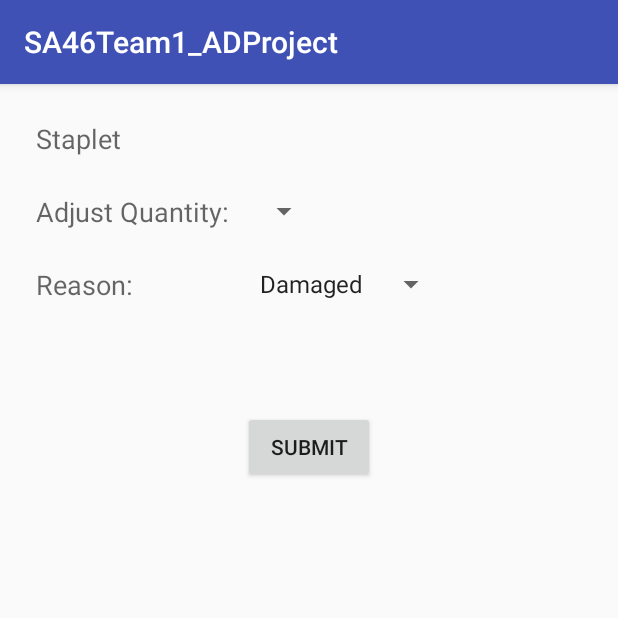
After one commit to e0283982/University-Inventory-Management-System-Mobile, an Android app: the StockAdjustmentActivity screen opened directly, with no data from a screen before it, on a phone screen of 412 x 824 dp, the top half of it. The commit adds this screen. Run offline under Robolectric (Android 15) with nearby library versions, the phone set to English and light mode, and no system bars.

Commit message:
wired stock adjustment to retrieval list
wired stock adjustment to retrieval list

```diff
--- a/SA46Team1_ADProject/app/src/main/AndroidManifest.xml
+++ b/SA46Team1_ADProject/app/src/main/AndroidManifest.xml
@@ -26,9 +26,9 @@
         </activity>
         <activity android:name=".SearchDetailsActivity" />
         <activity
-            android:launchMode="singleTask"
-            android:name=".QRCodeSearchActivity">
-        </activity>
+            android:name=".QRCodeSearchActivity"
+            android:launchMode="singleTask"></activity>
+        <activity android:name=".StockAdjustmentActivity"></activity>
     </application>
 
 </manifest>
--- a/SA46Team1_ADProject/app/src/main/java/com/gdipsa/iss/nus/sa46team1_adproject/RetrievalListAdapter.java
+++ b/SA46Team1_ADProject/app/src/main/java/com/gdipsa/iss/nus/sa46team1_adproject/RetrievalListAdapter.java
@@ -1,11 +1,14 @@
 package com.gdipsa.iss.nus.sa46team1_adproject;
 
+import android.app.Activity;
 import android.content.Context;
+import android.content.Intent;
 import android.support.annotation.NonNull;
 import android.support.v7.widget.RecyclerView;
 import android.view.LayoutInflater;
 import android.view.View;
 import android.view.ViewGroup;
+import android.widget.Button;
 import android.widget.TextView;
 
 import com.gdipsa.iss.nus.sa46team1_adproject.Data.StockRetrieval;
@@ -24,14 +27,26 @@ public class RetrievalListAdapter extends RecyclerView.Adapter<RetrievalListAdap
         private TextView itemDescriptionTextView;
         private TextView itemsRetrievedTextView;
         private TextView collectionPointTextView;
+        private Button adjustButton;
 
-        public RetrievalListViewHolder(View itemView){
+        public RetrievalListViewHolder(final View itemView){
             super(itemView);
 
             binNumberTextView = itemView.findViewById(R.id.textView_binNumber);
             itemDescriptionTextView = itemView.findViewById(R.id.textView_itemDescription);
             itemsRetrievedTextView = itemView.findViewById(R.id.textView_itemsRetrieved);
             collectionPointTextView = itemView.findViewById(R.id.textView_collectionPoint);
+            adjustButton = itemView.findViewById(R.id.button_retrieval_stock_adjustment);
+
+            adjustButton.setOnClickListener(new View.OnClickListener() {
+                @Override
+                public void onClick(View v) {
+                    Context context = v.getContext();
+                    Intent intent = new Intent(context, StockAdjustmentActivity.class);
+                    ((Activity) context).startActivity(intent);
+
+                }
+            });
 
         }
 
--- /dev/null
+++ b/SA46Team1_ADProject/app/src/main/java/com/gdipsa/iss/nus/sa46team1_adproject/StockAdjustmentActivity.java
@@ -0,0 +1,44 @@
+package com.gdipsa.iss.nus.sa46team1_adproject;
+
+import android.support.v7.app.AppCompatActivity;
+import android.os.Bundle;
+import android.view.View;
+import android.widget.Button;
+import android.widget.Spinner;
+import android.widget.TextView;
+import android.widget.Toast;
+
+public class StockAdjustmentActivity extends AppCompatActivity {
+
+    private TextView itemAdjustedTextView;
+    private Spinner quantityAdjustedSpinner;
+    private Spinner reasonSpinner;
+    private Button submitButton;
+
+    @Override
+    protected void onCreate(Bundle savedInstanceState) {
+        super.onCreate(savedInstanceState);
+        setContentView(R.layout.activity_stock_adjustment);
+
+        itemAdjustedTextView = findViewById(R.id.textView_stock_adjustment_item_description);
+        quantityAdjustedSpinner = findViewById(R.id.spinner_stock_adjustment_quantity_adjusted);
+        reasonSpinner = findViewById(R.id.spinner_stock_adjustment_reason);
+        submitButton = findViewById(R.id.button_stock_adjustment_submit);
+
+        submitButton.setOnClickListener(new View.OnClickListener() {
+            @Override
+            public void onClick(View v) {
+
+                String remarkSelected = reasonSpinner.getSelectedItem().toString();
+
+                Toast.makeText(getApplicationContext(), remarkSelected, Toast.LENGTH_LONG).show();
+
+            }
+        });
+
+
+
+
+
+    }
+}
--- /dev/null
+++ b/SA46Team1_ADProject/app/src/main/res/layout/activity_stock_adjustment.xml
@@ -0,0 +1,80 @@
+<?xml version="1.0" encoding="utf-8"?>
+<android.support.constraint.ConstraintLayout xmlns:android="http://schemas.android.com/apk/res/android"
+    xmlns:app="http://schemas.android.com/apk/res-auto"
+    xmlns:tools="http://schemas.android.com/tools"
+    android:layout_width="match_parent"
+    android:layout_height="match_parent"
+    tools:context=".StockAdjustmentActivity">
+
+
+    <TextView
+        android:id="@+id/textView_stock_adjustment_item_description"
+        android:layout_width="wrap_content"
+        android:layout_height="wrap_content"
+        android:text="Staplet"
+        app:layout_constraintTop_toTopOf="parent"
+        app:layout_constraintLeft_toLeftOf="parent"
+        android:layout_marginTop="24dp"
+        android:layout_marginLeft="24dp"
+        android:textAppearance="?android:textAppearanceMedium"
+        tools:layout_editor_absoluteX="16dp"
+        tools:layout_editor_absoluteY="16dp" />
+
+    <TextView
+        android:id="@+id/textView_stock_adjustment_adjust_quantity_label"
+        android:layout_width="wrap_content"
+        android:layout_height="wrap_content"
+        android:textAppearance="?android:textAppearanceMedium"
+        android:text="Adjust Quantity: "
+        app:layout_constraintTop_toBottomOf="@id/textView_stock_adjustment_item_description"
+        app:layout_constraintLeft_toLeftOf="@id/textView_stock_adjustment_item_description"
+        android:layout_marginTop="24dp"
+        tools:layout_editor_absoluteX="24dp"
+        tools:layout_editor_absoluteY="64dp" />
+
+    <Spinner
+        android:id="@+id/spinner_stock_adjustment_quantity_adjusted"
+        android:layout_width="wrap_content"
+        android:layout_height="wrap_content"
+        app:layout_constraintLeft_toRightOf="@id/textView_stock_adjustment_adjust_quantity_label"
+        app:layout_constraintTop_toTopOf="@id/textView_stock_adjustment_adjust_quantity_label"
+        android:layout_marginLeft="8dp"
+        tools:layout_editor_absoluteX="8dp"
+        tools:layout_editor_absoluteY="88dp" />
+
+    <TextView
+        android:id="@+id/textView_stock_adjustment_reason_label"
+        android:layout_width="wrap_content"
+        android:layout_height="wrap_content"
+        android:textAppearance="?android:textAppearanceMedium"
+        android:text="Reason: "
+        app:layout_constraintTop_toBottomOf="@id/textView_stock_adjustment_adjust_quantity_label"
+        app:layout_constraintLeft_toLeftOf="@id/textView_stock_adjustment_adjust_quantity_label"
+        android:layout_marginTop="24dp"
+        tools:layout_editor_absoluteX="24dp"
+        tools:layout_editor_absoluteY="64dp" />
+
+    <Spinner
+        android:id="@+id/spinner_stock_adjustment_reason"
+        android:layout_width="wrap_content"
+        android:layout_height="wrap_content"
+        android:entries="@array/reason_options"
+        app:layout_constraintLeft_toLeftOf="@id/spinner_stock_adjustment_quantity_adjusted"
+        app:layout_constraintTop_toTopOf="@id/textView_stock_adjustment_reason_label"
+        tools:layout_editor_absoluteX="8dp"
+        tools:layout_editor_absoluteY="88dp" />
+
+    <Button
+        android:id="@+id/button_stock_adjustment_submit"
+        android:layout_width="wrap_content"
+        android:layout_height="wrap_content"
+        app:layout_constraintTop_toBottomOf="@id/textView_stock_adjustment_reason_label"
+        app:layout_constraintLeft_toLeftOf="parent"
+        app:layout_constraintRight_toRightOf="parent"
+        android:layout_marginTop="72dp"
+        android:text="Submit"
+        tools:layout_editor_absoluteX="147dp"
+        tools:layout_editor_absoluteY="154dp" />
+
+
+</android.support.constraint.ConstraintLayout>
--- a/SA46Team1_ADProject/app/src/main/res/layout/recyclerview_retrieval.xml
+++ b/SA46Team1_ADProject/app/src/main/res/layout/recyclerview_retrieval.xml
@@ -58,5 +58,17 @@
         tools:layout_editor_absoluteX="16dp"
         tools:layout_editor_absoluteY="16dp" />
 
+    <Button
+        android:id="@+id/button_retrieval_stock_adjustment"
+        android:layout_width="wrap_content"
+        android:layout_height="wrap_content"
+        android:text="Adjust"
+        android:layout_marginTop="8dp"
+        android:layout_marginRight="8dp"
+        app:layout_constraintRight_toRightOf="parent"
+        app:layout_constraintTop_toTopOf="parent"
+        tools:layout_editor_absoluteX="147dp"
+        tools:layout_editor_absoluteY="141dp" />
+
 
 </android.support.constraint.ConstraintLayout>
--- /dev/null
+++ b/SA46Team1_ADProject/app/src/main/res/values/arrays.xml
@@ -0,0 +1,7 @@
+<?xml version="1.0" encoding="utf-8"?>
+<resources>
+    <string-array name="reason_options">
+        <item>Damaged</item>
+        <item>Missing</item>
+    </string-array>
+</resources>
```
